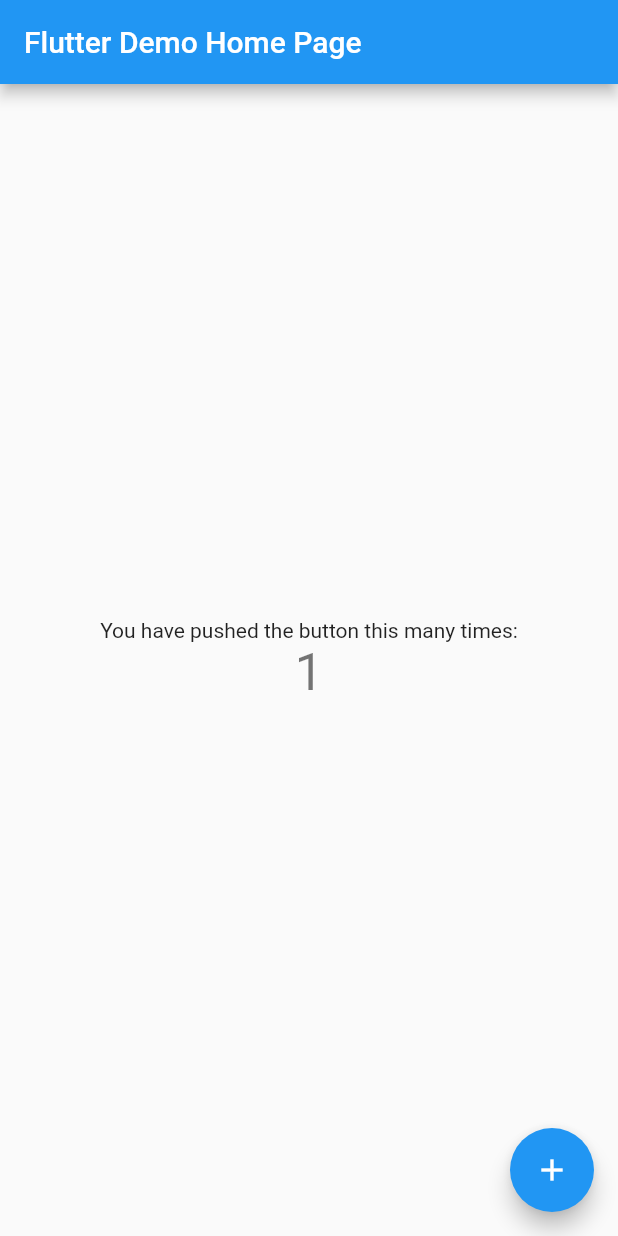
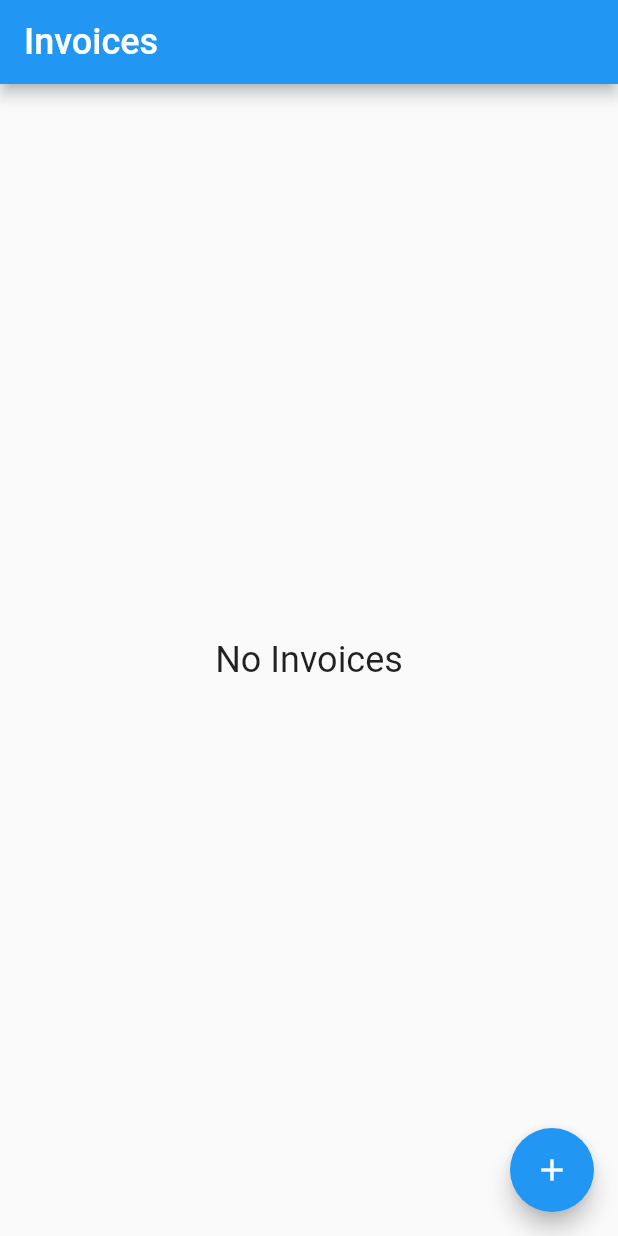
Before and after one commit to ciurkoj/invoices, a Flutter app: the screen it shows after launch, after a tap on the "add" icon, on a phone screen of 412 x 824 dp. Run offline on Flutter 3.47's test engine with Material 2 defaults, Android fonts, the phone set to English and light mode, and no system bars.

Commit message:
Created the InvoicesPage- initial homepage

```diff
--- a/lib/main.dart
+++ b/lib/main.dart
@@ -1,68 +1,21 @@
 import 'package:flutter/material.dart';
+import 'package:invoices/pages/invoices_page.dart';
 
-void main() {
-  runApp(const MyApp());
+Future main() async {
+  runApp(MyApp());
 }
 
 class MyApp extends StatelessWidget {
-  const MyApp({super.key});
+  static const String title = 'Invoices';
 
   @override
-  Widget build(BuildContext context) {
-    return MaterialApp(
-      title: 'Flutter Demo',
-      theme: ThemeData(
-        primarySwatch: Colors.blue,
-      ),
-      home: const MyHomePage(title: 'Flutter Demo Home Page'),
-    );
-  }
+  Widget build(BuildContext context) => MaterialApp(
+    debugShowCheckedModeBanner: false,
+    title: title,
+    themeMode: ThemeMode.dark,
+    theme: ThemeData(
+      appBarTheme: const AppBarTheme(),
+    ),
+    home: InvoicesPage(),
+  );
 }
-
-class MyHomePage extends StatefulWidget {
-  const MyHomePage({super.key, required this.title});
-
-  final String title;
-
-  @override
-  State<MyHomePage> createState() => _MyHomePageState();
-}
-
-class _MyHomePageState extends State<MyHomePage> {
-  int _counter = 0;
-
-  void _incrementCounter() {
-    setState(() {
-      _counter++;
-    });
-  }
-
-  @override
-  Widget build(BuildContext context) {
-
-    return Scaffold(
-      appBar: AppBar(
-        title: Text(widget.title),
-      ),
-      body: Center(
-        child: Column(
-          mainAxisAlignment: MainAxisAlignment.center,
-          children: <Widget>[
-            const Text(
-              'You have pushed the button this many times:',
-            ),
-            Text(
-              '$_counter',
-              style: Theme.of(context).textTheme.headlineMedium,
-            ),
-          ],
-        ),
-      ),
-      floatingActionButton: FloatingActionButton(
-        onPressed: _incrementCounter,
-        tooltip: 'Increment',
-        child: const Icon(Icons.add),
-      ),
-    );
-  }
-}
--- /dev/null
+++ b/lib/models/invoice.dart
@@ -0,0 +1,47 @@
+import 'package:json_annotation/json_annotation.dart';
+
+part "invoice.g.dart";
+
+
+@JsonSerializable()
+class Invoice {
+  final int? id;
+  final String? invoiceId;
+  final String businessPartner;
+  final double? netAmount;
+  final int VAT;
+  final String grossAmount;
+
+  // final File attachment;
+
+  Invoice({
+    this.id,
+    this.invoiceId,
+    required this.businessPartner,
+    required this.netAmount,
+    required this.VAT,
+    required this.grossAmount,
+    // this.attachment,
+  });
+
+  Invoice copy({
+    int? id,
+    String? invoiceId,
+    String? businessPartner,
+    double? netAmount,
+    int? VAT,
+    String? grossAmount,
+  }) =>
+      Invoice(
+        id: id ?? this.id,
+        invoiceId: invoiceId ?? this.invoiceId,
+        businessPartner: businessPartner ?? this.businessPartner,
+        netAmount: netAmount ?? this.netAmount,
+        VAT: VAT ?? this.VAT,
+        grossAmount: grossAmount ?? this.grossAmount,
+      );
+
+  factory Invoice.fromJson(Map<String, dynamic> json) => _$InvoiceFromJson(json);
+
+  Map<String, dynamic> toJson() => _$InvoiceToJson(this);
+}
--- /dev/null
+++ b/lib/pages/invoices_page.dart
@@ -0,0 +1,71 @@
+import 'package:flutter/material.dart';
+import 'package:invoices/models/invoice.dart';
+
+class InvoicesPage extends StatefulWidget {
+  @override
+  _InvoicesPageState createState() => _InvoicesPageState();
+}
+
+class _InvoicesPageState extends State<InvoicesPage> {
+  List<Invoice> invoices = [];
+  bool isLoading = false;
+
+  TextEditingController editingController = TextEditingController();
+
+  @override
+  void initState() {
+    super.initState();
+  }
+
+  @override
+  void dispose() {
+    super.dispose();
+  }
+
+  @override
+  Widget build(BuildContext context) => Scaffold(
+        appBar: AppBar(
+          title: const Text(
+            'Invoices',
+            style: TextStyle(fontSize: 24),
+          ),
+        ),
+        body: Column(
+          children: [
+            Expanded(
+              child: Center(
+                child: isLoading
+                    ? const CircularProgressIndicator()
+                    : invoices.isEmpty
+                        ? const Text(
+                            'No Invoices',
+                            style: TextStyle(fontSize: 24),
+                          )
+                        : buildNotes(),
+              ),
+            ),
+          ],
+        ),
+        floatingActionButton: FloatingActionButton(
+          child: const Icon(Icons.add),
+          onPressed: () {},
+        ),
+      );
+
+  Widget buildNotes() => ListView.builder(
+        itemCount: invoices.length,
+        itemBuilder: (BuildContext context, int index) {
+          return Column(
+            crossAxisAlignment: CrossAxisAlignment.start,
+            children: [
+              Text("Invoice Id:\t\t\t\t${invoices[index].invoiceId!}",
+                  style: const TextStyle(color: Colors.white, fontSize: 24, fontWeight: FontWeight.bold)),
+              Text("Business Partner:\t\t\t\t${invoices[index].businessPartner}", style: const TextStyle(color: Colors.white70, fontSize: 20)),
+              Text("Net Amount:\t\t\t\t${invoices[index].netAmount.toString()}", style: const TextStyle(color: Colors.white70, fontSize: 20)),
+              Text("Gross Amount:\t\t\t\t${invoices[index].grossAmount}", style: const TextStyle(color: Colors.white70, fontSize: 20)),
+              Text("VAT:\t\t\t\t${invoices[index].VAT.toString()}", style: const TextStyle(color: Colors.white70, fontSize: 20)),
+            ],
+          );
+        },
+      );
+}
--- a/pubspec.yaml
+++ b/pubspec.yaml
@@ -35,6 +35,8 @@
   # The following adds the Cupertino Icons font to your application.
   # Use with the CupertinoIcons class for iOS style icons.
   cupertino_icons: ^1.0.2
+  json_serializable: ^6.5.4
+  build_runner: ^2.3.2
 
 dev_dependencies:
   flutter_test:
```
Also changed, not shown: lib/models/invoice.g.dart (added), pubspec.lock, 1 other file.
